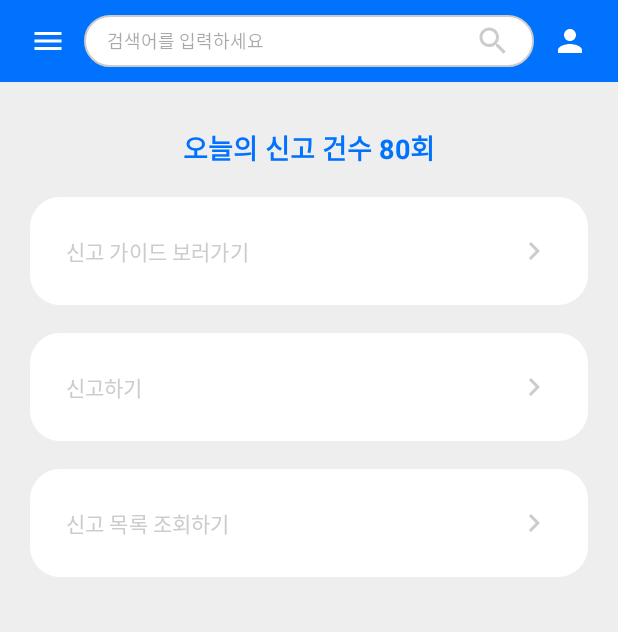
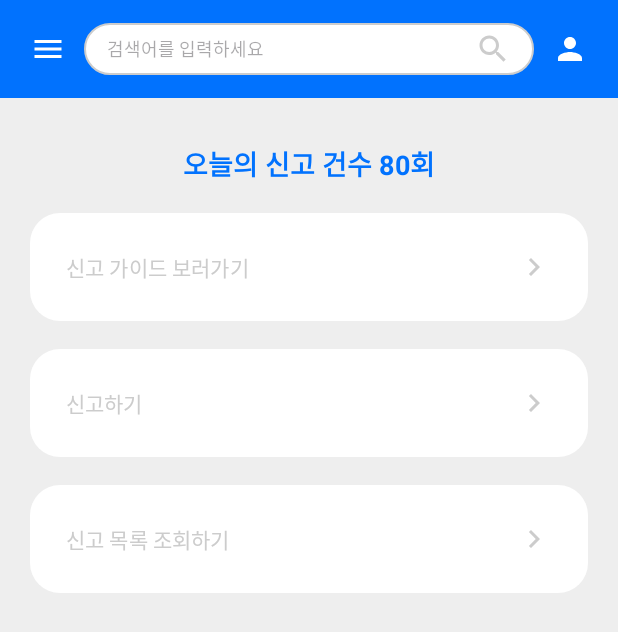
Before and after one commit to TUK-MPM/zikk-android, an Android app: the screen it shows after launch (MainActivity), on a phone screen of 412 x 824 dp. Shown: the top 632 px of the screen. Run offline under Robolectric (Android 15) with nearby library versions, the phone set to English and light mode, and no system bars.

Commit message:
chore: Header padding 수정 및 AutoCompleteTextView 추가

```diff
--- a/app/src/main/res/layout/fragment_header.xml
+++ b/app/src/main/res/layout/fragment_header.xml
@@ -3,8 +3,8 @@
     xmlns:android="http://schemas.android.com/apk/res/android"
     xmlns:app="http://schemas.android.com/apk/res-auto"
     android:layout_width="match_parent"
-    android:layout_height="60dp"
-    android:paddingVertical="10dp"
+    android:layout_height="match_parent"
+    android:paddingVertical="15dp"
     android:background="@color/blue">
 
     <ImageButton
@@ -19,7 +19,7 @@
         app:layout_constraintTop_toTopOf="parent"
         app:tint="@color/white" />
 
-    <EditText
+    <AutoCompleteTextView
         android:id="@+id/search"
         android:textSize="12sp"
         android:hint="검색어를 입력하세요"
```
